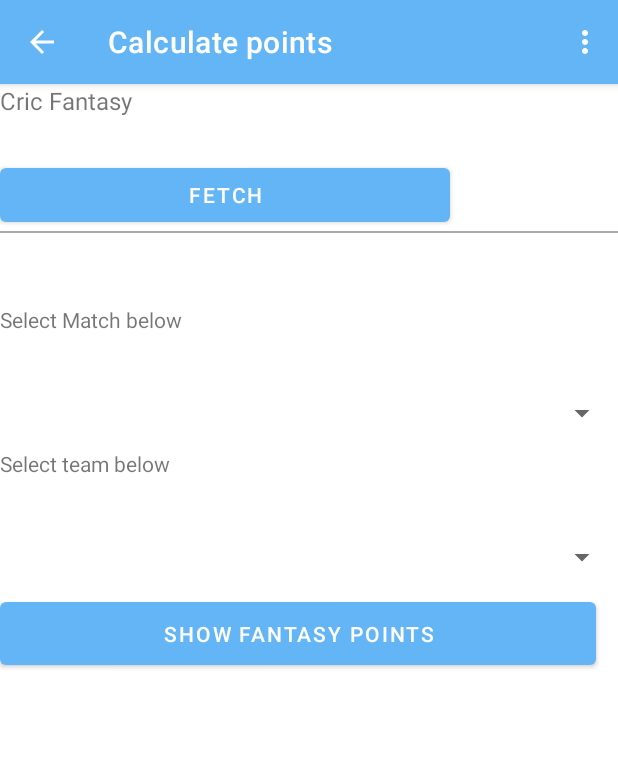
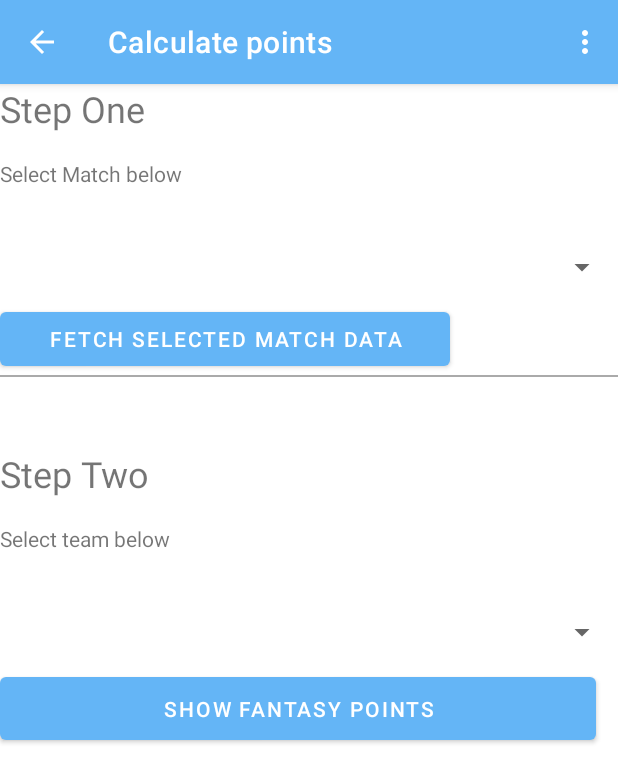
Before and after one commit to ringpisolve/CricFantasy, an Android app: the screen it shows after launch (AddMatchActivity), on a phone screen of 412 x 824 dp. Shown: the top 783 px of the screen. Run offline under Robolectric (Android 15) with nearby library versions, the phone set to English and light mode, and no system bars; our stand-ins replace Firebase (no records; nobody signed in at launch, a user with empty details on screens opened directly).

Commit message:
UI shuffled.

```diff
--- a/app/src/main/java/com/ringpi/cric/networkconnect/AddMatchActivity.java
+++ b/app/src/main/java/com/ringpi/cric/networkconnect/AddMatchActivity.java
@@ -197,7 +197,7 @@ public class AddMatchActivity extends AppCompatActivity implements DownloadCallb
     @Override
     public void updateFromDownload(String result) {
         if (result != null) {
-            mDataText.setText(result);
+            mDataText.setText("Data successfully fetched!");
 
            mJsonstring=result;
             BowlingScore bowlingScore=new BowlingScore();
--- a/app/src/main/res/layout/sample_main.xml
+++ b/app/src/main/res/layout/sample_main.xml
@@ -19,11 +19,22 @@
     android:layout_width="fill_parent"
     android:layout_height="fill_parent">
     <TextView
-        android:id="@+id/intro_text"
+        android:id="@+id/step_one"
         android:layout_width="match_parent"
         android:layout_height="50dp"
-        android:textSize="16sp"
-        android:text="@string/app_name"
+        android:textSize="24sp"
+        android:text="@string/step_one"
+        />
+    <TextView
+        android:id="@+id/select_match"
+        android:layout_width="match_parent"
+        android:layout_height="48dp"
+        android:text="@string/select_match_label"
+        />
+    <Spinner
+        android:id="@+id/spinner1"
+        android:layout_width="match_parent"
+        android:layout_height="48dp"
         />
     <Button
         android:id="@+id/fetch_button"
@@ -41,16 +52,13 @@
         android:layout_height="48dp"
         android:freezesText="true" />
     <TextView
-        android:id="@+id/select_match"
+        android:id="@+id/step_two"
         android:layout_width="match_parent"
-        android:layout_height="48dp"
-        android:text="@string/select_match_label"
+        android:layout_height="50dp"
+        android:textSize="24sp"
+        android:text="@string/step_two"
         />
-    <Spinner
-        android:id="@+id/spinner1"
-        android:layout_width="match_parent"
-        android:layout_height="48dp"
-        />
+
     <TextView
         android:id="@+id/select_team"
         android:layout_width="match_parent"
--- a/app/src/main/res/values/strings.xml
+++ b/app/src/main/res/values/strings.xml
@@ -1,5 +1,6 @@
 <resources>
     <string name="app_name">Cric Fantasy</string>
+    <string name="step_one">Step One</string>
     <string name="navigation_drawer_open">Open navigation drawer</string>
     <string name="navigation_drawer_close">Close navigation drawer</string>
     <string name="nav_header_title">Android Studio</string>
@@ -13,7 +14,7 @@
     <string name="email">Email</string>
     <string name="password">Password</string>
     <string name="login">Login</string>
-    <string name="fetch_text">Fetch</string>
+    <string name="fetch_text">Fetch selected match data</string>
     <string name="clear_text">Clear</string>
     <string name="connection_error">Connection Error</string>
     <string name="squad">Squad</string>
@@ -25,4 +26,5 @@
     <string name="show_fantasy_points">Show Fantasy Points</string>
     <string name="select_match_label">Select Match below</string>
     <string name="select_team_label">Select team below</string>
+    <string name="step_two">Step Two</string>
 </resources>
```
